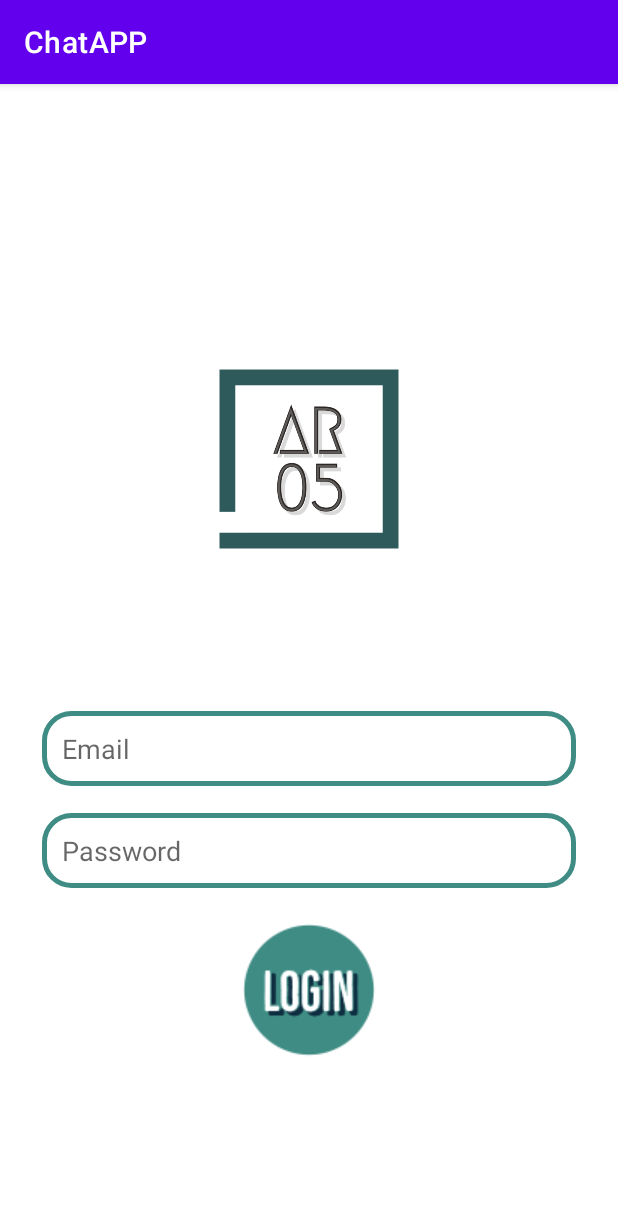
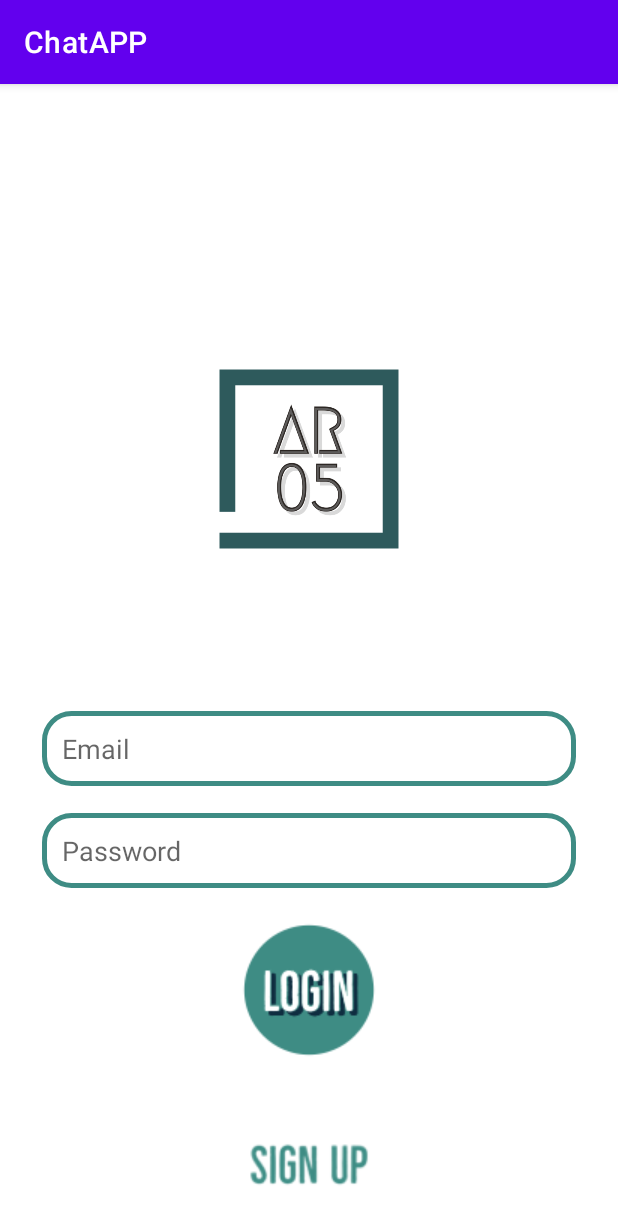
Before and after one commit to Aryan61905/ChatAPP-Git-, an Android app: the Login screen opened directly, with no data from a screen before it, on a phone screen of 412 x 824 dp. Shown: the top 1224 px of the screen. Run offline under Robolectric (Android 15) with nearby library versions, the phone set to English and light mode, and no system bars.

Commit message:
Added SignUp Button

```diff
--- a/app/src/main/res/layout/activity_login.xml
+++ b/app/src/main/res/layout/activity_login.xml
@@ -37,12 +37,20 @@
         android:layout_marginRight="28dp"/>
 
     <ImageButton
+        android:id="@+id/Login_button"
         android:layout_width="100dp"
         android:layout_height="100dp"
         android:layout_below="@id/edt_password"
         android:layout_centerHorizontal="true"
         android:src="@drawable/Login_Button"
         android:layout_marginTop="18dp"/>
-
+    <ImageButton
+        android:id="@+id/Signup_button"
+        android:layout_width="100dp"
+        android:layout_height="100dp"
+        android:layout_below="@id/Login_button"
+        android:layout_centerHorizontal="true"
+        android:src="@drawable/SignUp_Button"
+        android:layout_marginTop="18dp"/>
 
 </RelativeLayout>
```
Also changed, not shown: app/src/main/res/drawable/SignUp_Button.png (added).
